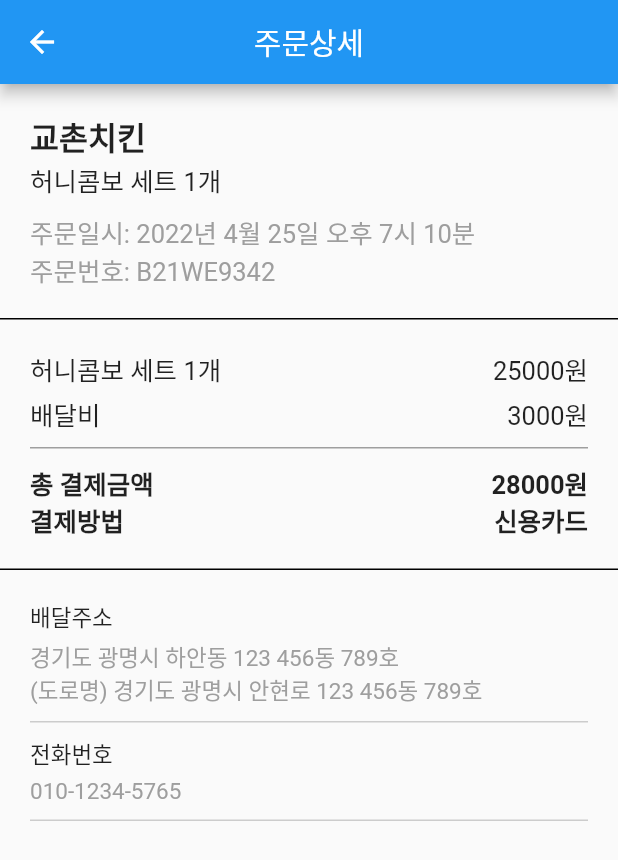
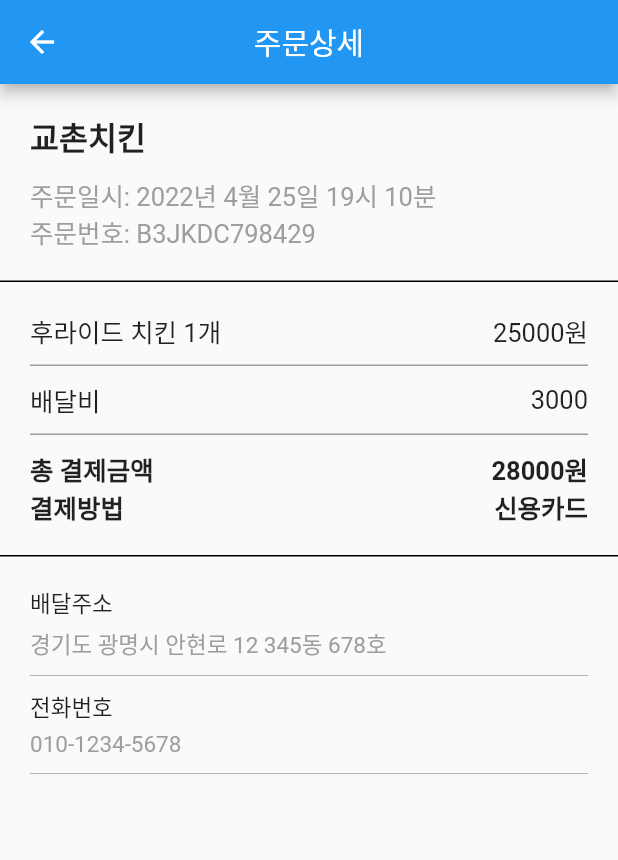
Before and after one commit to yunsuhan0107/bundle-eats, a Flutter app: the OrderHistory screen opened by its route, after a tap on "교촌치킨", on a phone screen of 412 x 824 dp. Shown: the top 860 px of the screen. Run offline on Flutter 3.47's test engine with Material 2 defaults, Android fonts, the phone set to English and light mode, and no system bars; our stand-ins replace babstrap_settings_screen, flutter_svg; missing offline and left inert: shared_preferences_web.

Commit message:
Updated Order class and json structure

```diff
--- a/assets/order_history.json
+++ b/assets/order_history.json
@@ -1,23 +1,70 @@
 [
     {
-        "date": "2022년 4월 25일 오후 7시 10분",
+        "orderID": "B3JKDC798429",
+        "year": 2022,
+        "month": 4,
+        "day": 25,
+        "time": "19시 10분",
+        "address": "경기도 광명시 안현로 12 345동 678호",
+        "phoneNumber": "010-1234-5678",
         "restaurantName": "교촌치킨",
-        "menu": "허니콤보 세트",
-        "count": 1,
-        "price": 25000
+        "orderNumber": 112,
+        "items": [
+            {
+                "menu": "후라이드 치킨",
+                "price": 25000,
+                "count": 1
+            }
+        ],
+        "totalPrice": 25000,
+        "deliveryFee": 3000,
+        "payment": "신용카드"
     },
     {
-        "date": "2022년 6월 20일 오후 6시 00분",
+        "orderID": "E8FVDK237894",
+        "year": 2022,
+        "month": 6,
+        "day": 20,
+        "time": "18시 00분",
+        "address": "서울특별시 강남구 테헤란로 12 378호",
+        "phoneNumber": "010-1234-5678",
         "restaurantName": "KFC",
-        "menu": "핫크리스피 치킨 + 콜라 1.25L",
-        "count": 1,
-        "price": 20000
+        "orderNumber": 35,
+        "items": [
+            {
+                "menu": "핫크리스피 치킨",
+                "price": 20000,
+                "count": 1
+            }
+        ],
+        "totalPrice": 20000,
+        "deliveryFee": 2000,
+        "payment": "카카오페이"
     },
     {
-        "date": "2022년 7월 11일 오후 5시 30분",
+        "orderID": "A9WEFI194852",
+        "year": 2022,
+        "month": 7,
+        "day": 11,
+        "time": "17시 30분",
+        "address": "경기도 안양시 동안구 139 598호",
+        "phoneNumber": "010-1234-5678",
         "restaurantName": "BBQ",
-        "menu": "황금올리브 치킨",
-        "count": 1,
-        "price": 22000
+        "orderNumber": 132,
+        "items": [
+            {
+                "menu": "황금올리브 치킨",
+                "price": 22000,
+                "count": 1
+            },
+            {
+                "menu": "치즈볼",
+                "price": 5000,
+                "count": 2
+            }
+        ],
+        "totalPrice": 32000,
+        "deliveryFee": 2500,
+        "payment": "네이버페이"
     }
 ]
--- /dev/null
+++ b/lib/models/item.dart
@@ -0,0 +1,19 @@
+class Item {
+  final String menu;
+  final int price;
+  final int count;
+
+  const Item({
+    required this.menu,
+    required this.price,
+    required this.count,
+  });
+
+  static Item fromJson(json) {
+    return Item(
+      menu: json['menu'],
+      price: json['price'],
+      count: json['count'],
+    );
+  }
+}
--- a/lib/models/order.dart
+++ b/lib/models/order.dart
@@ -1,25 +1,51 @@
+import 'package:bundle_eats/models/item.dart';
+
 class Order {
-  final String date;
+  final String orderID;
+  final int year;
+  final int month;
+  final int day;
+  final String time;
+  final String address;
+  final String phoneNumber;
   final String restaurantName;
-  final String menu;
-  final int count;
-  final int price;
+  final int orderNumber;
+  final List<Item> items;
+  final int totalPrice;
+  final int deliveryFee;
+  final String payment;
 
   const Order({
-    required this.date,
+    required this.orderID,
+    required this.year,
+    required this.month,
+    required this.day,
+    required this.time,
+    required this.address,
+    required this.phoneNumber,
     required this.restaurantName,
-    required this.menu,
-    required this.count,
-    required this.price,
+    required this.orderNumber,
+    required this.items,
+    required this.totalPrice,
+    required this.deliveryFee,
+    required this.payment,
   });
 
   static Order fromJson(json) {
     return Order(
-      date: json['date'],
+      orderID: json['orderID'],
+      year: json['year'],
+      month: json['month'],
+      day: json['day'],
+      time: json['time'],
+      address: json['address'],
+      phoneNumber: json['phoneNumber'],
       restaurantName: json['restaurantName'],
-      menu: json['menu'],
-      count: json['count'],
-      price: json['price'],
+      orderNumber: json['orderNumber'],
+      items: List<Item>.from(json['items'].map((i) => Item.fromJson(i))),
+      totalPrice: json['totalPrice'],
+      deliveryFee: json['deliveryFee'],
+      payment: json['payment'],
     );
   }
 }
--- a/lib/screens/order_detail/order_detail.dart
+++ b/lib/screens/order_detail/order_detail.dart
@@ -31,25 +31,19 @@
                     fontSize: 21,
                   ),
                 ),
-                Text(
-                  "${order.menu} ${order.count}개",
-                  style: const TextStyle(
-                    fontSize: 17,
-                  ),
-                ),
                 const SizedBox(
                   height: 10,
                 ),
                 Text(
-                  "주문일시: ${order.date}",
+                  "주문일시: ${order.year}년 ${order.month}월 ${order.day}일 ${order.time}",
                   style: const TextStyle(
                     fontSize: 17,
                     color: Colors.grey,
                   ),
                 ),
-                const Text(
-                  "주문번호: B21WE9342",
-                  style: TextStyle(
+                Text(
+                  "주문번호: ${order.orderID}",
+                  style: const TextStyle(
                     fontSize: 17,
                     color: Colors.grey,
                   ),
@@ -68,38 +62,52 @@
             child: Column(
               crossAxisAlignment: CrossAxisAlignment.start,
               children: [
-                Row(
+                ListView.builder(
+                  shrinkWrap: true,
+                  itemCount: order.items.length,
+                  itemBuilder: (context, index) {
+                    return Row(
                       mainAxisAlignment: MainAxisAlignment.spaceBetween,
                       children: [
                         Text(
-                      "${order.menu} ${order.count}개",
+                          "${order.items[index].menu} ${order.items[index].count}개",
                           style: const TextStyle(
                             fontSize: 17,
                           ),
                         ),
                         Text(
-                      "${order.price}원",
+                          "${order.items[index].price}원",
                           style: const TextStyle(
                             fontSize: 17,
                           ),
                         ),
                       ],
+                    );
+                  },
                 ),
                 const SizedBox(
-                  height: 5,
+                  height: 10,
+                ),
+                const Divider(
+                  thickness: 1,
+                  height: 1,
+                  color: Colors.grey,
+                ),
+                const SizedBox(
+                  height: 10,
                 ),
                 Row(
                   mainAxisAlignment: MainAxisAlignment.spaceBetween,
-                  children: const [
-                    Text(
+                  children: [
+                    const Text(
                       "배달비",
                       style: TextStyle(
                         fontSize: 17,
                       ),
                     ),
                     Text(
-                      "3000원",
-                      style: TextStyle(
+                      "${order.deliveryFee}",
+                      style: const TextStyle(
                         fontSize: 17,
                       ),
                     ),
@@ -127,7 +135,7 @@
                       ),
                     ),
                     Text(
-                      "${order.price + 3000}원",
+                      "${order.totalPrice + order.deliveryFee}원",
                       style: const TextStyle(
                         fontWeight: FontWeight.bold,
                         fontSize: 17,
@@ -137,8 +145,8 @@
                 ),
                 Row(
                   mainAxisAlignment: MainAxisAlignment.spaceBetween,
-                  children: const [
-                    Text(
+                  children: [
+                    const Text(
                       "결제방법",
                       style: TextStyle(
                         fontWeight: FontWeight.bold,
@@ -146,8 +154,8 @@
                       ),
                     ),
                     Text(
-                      "신용카드",
-                      style: TextStyle(
+                      order.payment,
+                      style: const TextStyle(
                         fontWeight: FontWeight.bold,
                         fontSize: 17,
                       ),
@@ -167,61 +175,54 @@
             width: double.infinity,
             child: Column(
               crossAxisAlignment: CrossAxisAlignment.start,
-              children: const [
-                Text(
+              children: [
+                const Text(
                   "배달주소",
                   style: TextStyle(
                     fontSize: 15,
                   ),
                 ),
-                SizedBox(
+                const SizedBox(
                   height: 5,
                 ),
                 Text(
-                  "경기도 광명시 하안동 123 456동 789호",
-                  style: TextStyle(
+                  order.address,
+                  style: const TextStyle(
                     fontSize: 15,
                     color: Colors.grey,
                   ),
                 ),
-                Text(
-                  "(도로명) 경기도 광명시 안현로 123 456동 789호",
-                  style: TextStyle(
-                    fontSize: 15,
-                    color: Colors.grey,
-                  ),
-                ),
-                SizedBox(
+                const SizedBox(
                   height: 10,
                 ),
-                Divider(
+                const Divider(
                   thickness: 0.5,
                   height: 0.5,
                   color: Colors.grey,
                 ),
-                SizedBox(
+                const SizedBox(
                   height: 10,
                 ),
-                Text(
+                const Text(
                   "전화번호",
                   style: TextStyle(
                     fontSize: 15,
                   ),
                 ),
-                SizedBox(
+                const SizedBox(
                   height: 5,
                 ),
                 Text(
-                  "010-1234-5765",
-                  style: TextStyle(
+                  order.phoneNumber,
+                  style: const TextStyle(
                     fontSize: 15,
                     color: Colors.grey,
                   ),
                 ),
-                SizedBox(
+                const SizedBox(
                   height: 10,
                 ),
-                Divider(
+                const Divider(
                   thickness: 0.5,
                   height: 0.5,
                   color: Colors.grey,
--- a/lib/screens/order_history/order_history.dart
+++ b/lib/screens/order_history/order_history.dart
@@ -55,7 +55,14 @@
       itemCount: orders.length,
       itemBuilder: (context, index) {
         final order = orders[index];
-        final String result = "${order.menu} ${order.count}개 ${order.price}원";
+        final String result;
+        if (order.items.length == 1) {
+          result =
+              "${order.items[0].menu} ${order.totalPrice + order.deliveryFee}원";
+        } else {
+          result =
+              "${order.items[0].menu} 외 ${order.items.length - 1}개 ${order.totalPrice + order.deliveryFee}원";
+        }
         return Card(
           child: ListTile(
             leading: SizedBox(
```
Also changed, not shown: 4 other files. Lines whose indentation alone changed are shown as unchanged.
